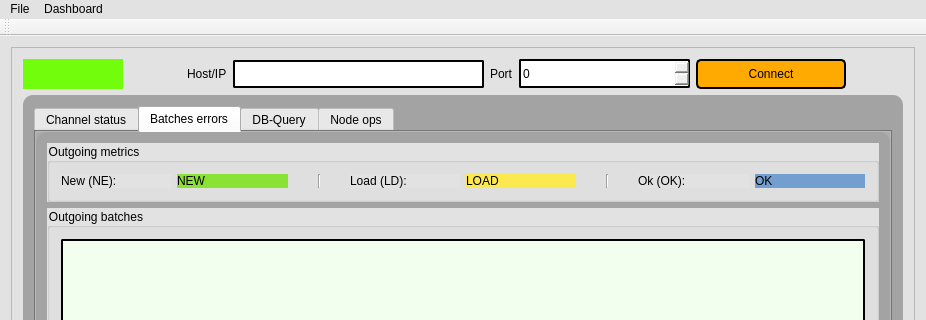
Before: the Qt Designer form mainwindow.ui in corsotechnology/drd-replicator-sym, drawn with Qt 5; both pictures show x 0 to 926 and y 0 to 320 of the 926 by 640 pixel window.
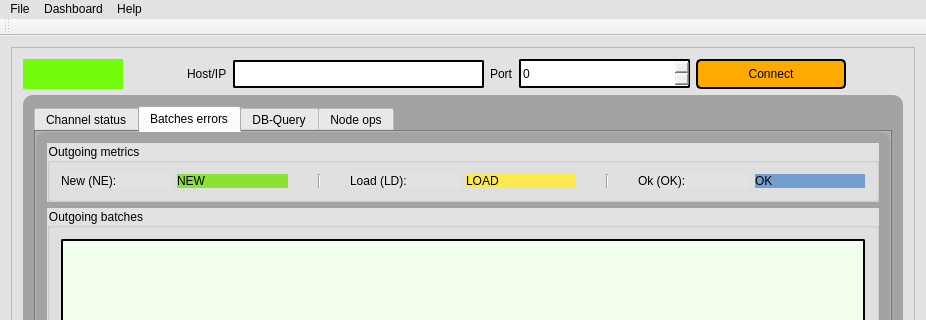
After: the same form once the commit is applied. Icons and pictures are not drawn.

Patch:
```diff
--- a/mainwindow.ui
+++ b/mainwindow.ui
@@ -1431,8 +1431,15 @@
     <addaction name="actionConfiguration"/>
     <addaction name="actionAdminnistration"/>
    </widget>
+   <widget class="QMenu" name="menuHelp">
+    <property name="title">
+     <string>Help</string>
+    </property>
+    <addaction name="actionAbout"/>
+   </widget>
    <addaction name="menuFile"/>
    <addaction name="menuDashboard"/>
+   <addaction name="menuHelp"/>
   </widget>
   <widget class="QToolBar" name="mainToolBar">
    <attribute name="toolBarArea">
```
Left out of the diff: 5 changed lines with no effect on the pictures.
